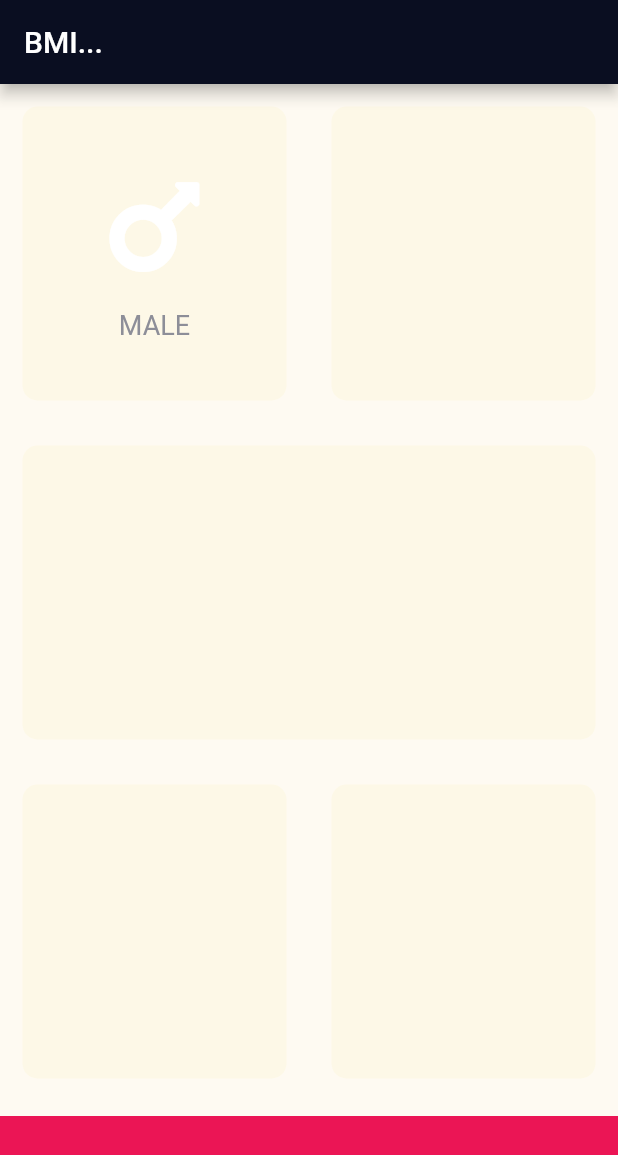
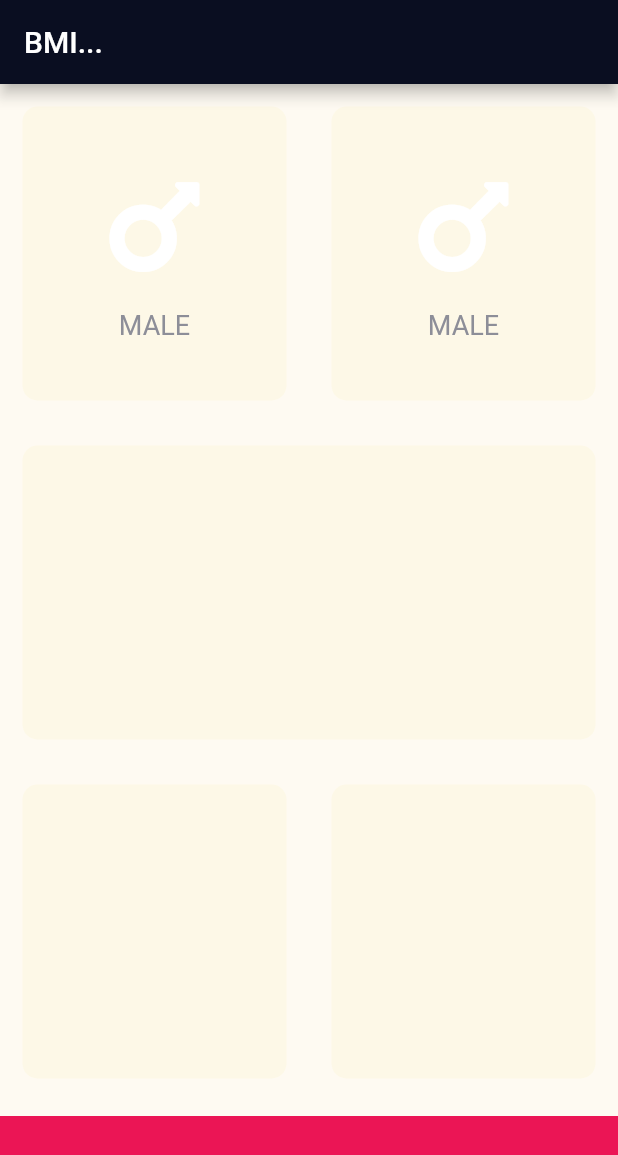
Before and after one commit to thefunnyboss007/bmi_calculator_pracctice, a Flutter app: the screen it shows after launch, on a phone screen of 412 x 824 dp. Shown: the top 1155 px of the screen. Run offline on Flutter 3.47's test engine with Material 2 defaults, Android fonts, the phone set to English and light mode, and no system bars; our stand-ins replace font_awesome_flutter.

Commit message:
Extracted Common Content of Icons and text and named as IconContent

```diff
--- a/lib/input_page.dart
+++ b/lib/input_page.dart
@@ -25,30 +25,13 @@ class _InputPageState extends State<InputPage> {
                 Expanded(
                   child: ReusableCard(
                     colour: activeCardColor,
-                    cardChild: Column(
-                      mainAxisAlignment: MainAxisAlignment.center,
-                      children: <Widget>[
-                        Icon(
-                          FontAwesomeIcons.mars,
-                          size: 80.0,
-                        ),
-                        SizedBox(
-                          height: 15.0,
-                        ),
-                        Text(
-                          'MALE',
-                          style: TextStyle(
-                            fontSize: 18.0,
-                            color: Color(0xFF8D8E98),
-                          ),
-                        )
-                      ],
-                    ),
+                    cardChild: IconContent(),
                   ),
                 ),
                 Expanded(
                   child: ReusableCard(
                     colour: activeCardColor,
+                    cardChild: IconContent(),
                   ),
                 ),
               ],
@@ -87,6 +70,35 @@ class _InputPageState extends State<InputPage> {
   }
 }
 
+class IconContent extends StatelessWidget {
+  const IconContent({
+    Key key,
+  }) : super(key: key);
+
+  @override
+  Widget build(BuildContext context) {
+    return Column(
+      mainAxisAlignment: MainAxisAlignment.center,
+      children: <Widget>[
+        Icon(
+          FontAwesomeIcons.mars,
+          size: 80.0,
+        ),
+        SizedBox(
+          height: 15.0,
+        ),
+        Text(
+          'MALE',
+          style: TextStyle(
+            fontSize: 18.0,
+            color: Color(0xFF8D8E98),
+          ),
+        )
+      ],
+    );
+  }
+}
+
 class ReusableCard extends StatelessWidget {
   final Color colour;
   final Widget cardChild;
```
